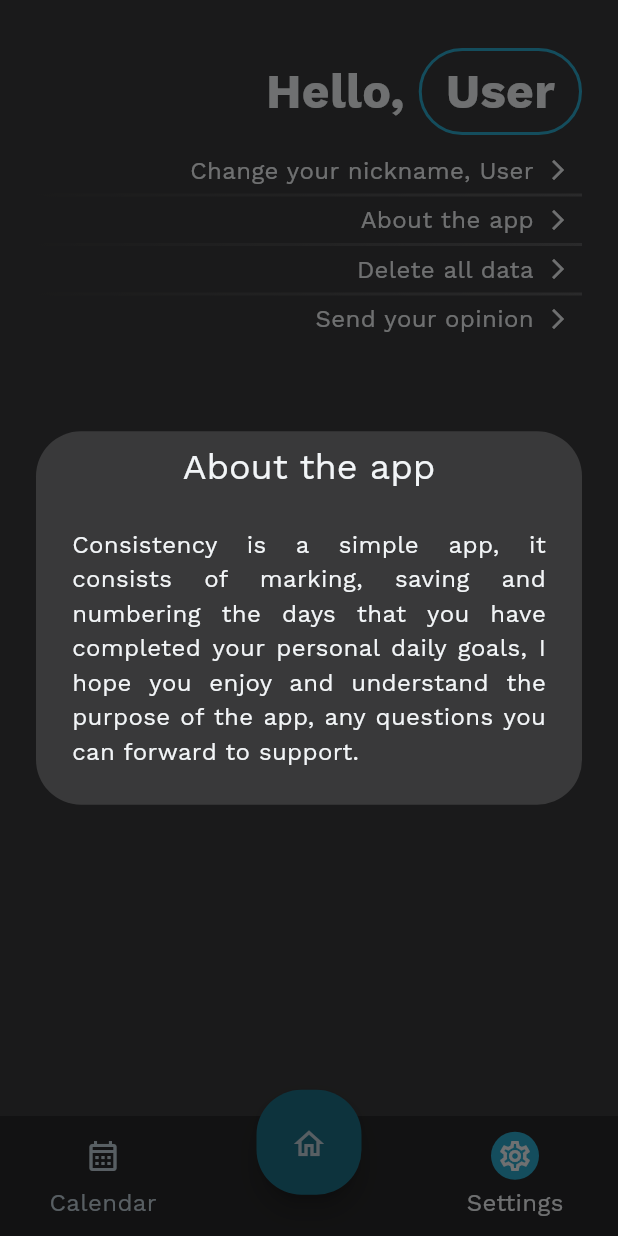
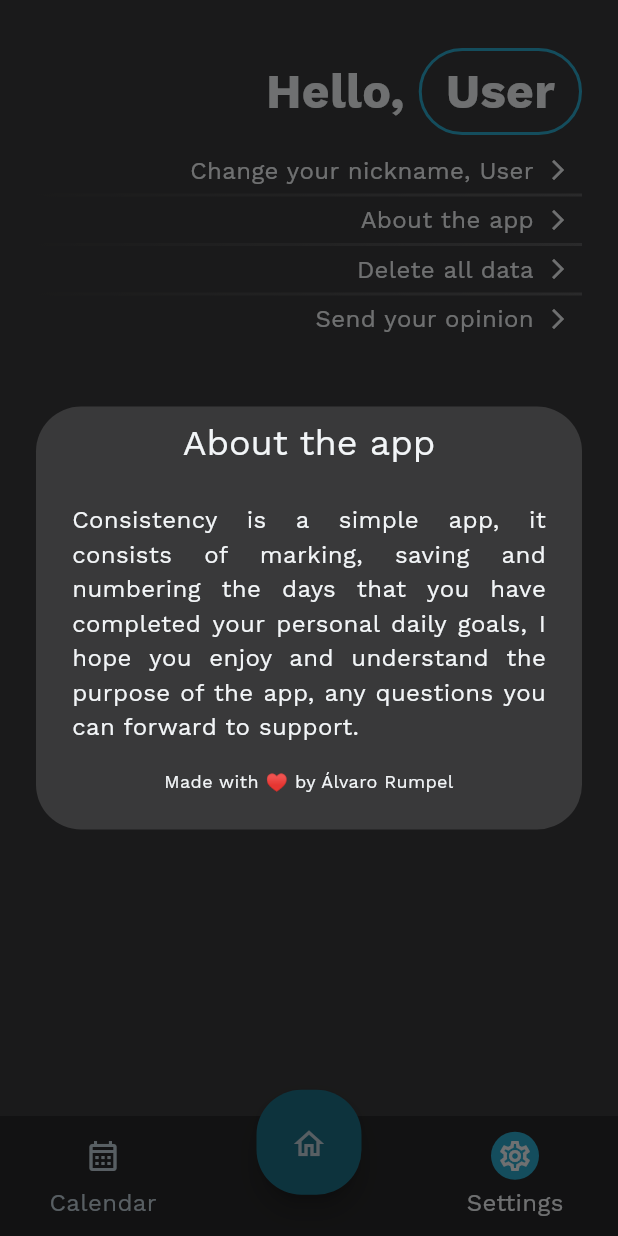
Before and after one commit to AlvaroRumpel/consistency, a Flutter app: the screen it shows after launch, item 3 of the bottom bar chosen, after a tap on "About the app", on a phone screen of 412 x 824 dp. Run offline on Flutter 3.47's test engine with Material 2 defaults, Android fonts, the phone set to English and light mode, and no system bars; our stand-ins replace flutter_calendar_carousel, shared_preferences, top_snackbar_flutter.

Commit message:
settings the launch version

```diff
--- a/lib/configs/theme.dart
+++ b/lib/configs/theme.dart
@@ -39,6 +39,9 @@ ThemeData theme = ThemeData(
     labelStyle: TextStyles.i.normalText,
     floatingLabelStyle: TextStyles.i.normalText,
     errorStyle: TextStyles.i.normalText.copyWith(color: AppColors.redColor),
+  ),
+  progressIndicatorTheme: const ProgressIndicatorThemeData(
+    color: AppColors.primaryColor,
   ),
   elevatedButtonTheme: ElevatedButtonThemeData(
     style: ElevatedButton.styleFrom(
--- a/lib/main.dart
+++ b/lib/main.dart
@@ -1,5 +1,6 @@
 import 'package:consistency/configs/theme.dart';
 import 'package:consistency/pages/skelenton.dart';
+import 'package:consistency/pages/splash_page.dart';
 import 'package:flutter/material.dart';
 
 void main() {
@@ -16,7 +17,11 @@ class MyApp extends StatelessWidget {
       debugShowCheckedModeBanner: false,
       darkTheme: theme,
       theme: theme,
-      home: const Skelenton(),
+      initialRoute: '/',
+      routes: {
+        '/': (context) => const SplashPage(),
+        '/skeleton': (context) => const Skelenton(),
+      },
     );
   }
 }
--- a/lib/pages/settings_page.dart
+++ b/lib/pages/settings_page.dart
@@ -5,6 +5,7 @@ import 'package:consistency/configs/text_styles.dart';
 import 'package:consistency/controllers/settings_controller.dart';
 import 'package:consistency/widgets/list_tile_custom.dart';
 import 'package:flutter/material.dart';
+import 'package:url_launcher/url_launcher.dart';
 
 class SettingsPage extends StatefulWidget {
   const SettingsPage({Key? key}) : super(key: key);
@@ -93,7 +94,19 @@ class _SettingsPageState extends State<SettingsPage> with MessagesMixin {
                   title: 'Delete all data',
                 ),
                 ListTileCustom(
-                  onTap: () {},
+                  onTap: () {
+                    launchUrl(
+                      Uri(
+                        scheme: 'mailto',
+                        path: 'alvaroRumpel@gmail.com',
+                        query: _encodeQueryParameters(
+                          <String, String>{
+                            'subject': 'Consistency App Opinion',
+                          },
+                        ),
+                      ),
+                    );
+                  },
                   bottom: true,
                   title: 'Send your opinion',
                 ),
@@ -103,6 +116,13 @@ class _SettingsPageState extends State<SettingsPage> with MessagesMixin {
         ],
       ),
     );
+  }
+
+  String? _encodeQueryParameters(Map<String, String> params) {
+    return params.entries
+        .map((MapEntry<String, String> e) =>
+            '${Uri.encodeComponent(e.key)}=${Uri.encodeComponent(e.value)}')
+        .join('&');
   }
 
   Future<String?> _changeNicknameBottomSheet(BuildContext context) async {
@@ -239,10 +259,23 @@ class _SettingsPageState extends State<SettingsPage> with MessagesMixin {
             style: context.textStyles.normalText.copyWith(fontSize: 24),
             textAlign: TextAlign.center,
           ),
-          content: Text(
-            'Consistency is a simple app, it consists of marking, saving and numbering the days that you have completed your personal daily goals, I hope you enjoy and understand the purpose of the app, any questions you can forward to support.',
-            style: context.textStyles.normalText,
-            textAlign: TextAlign.justify,
+          content: Column(
+            mainAxisSize: MainAxisSize.min,
+            children: [
+              Text(
+                'Consistency is a simple app, it consists of marking, saving and numbering the days that you have completed your personal daily goals, I hope you enjoy and understand the purpose of the app, any questions you can forward to support.',
+                style: context.textStyles.normalText,
+                textAlign: TextAlign.justify,
+              ),
+              const SizedBox(
+                height: 16,
+              ),
+              Text(
+                'Made with ♥ by Álvaro Rumpel',
+                style: context.textStyles.normalText.copyWith(fontSize: 12),
+                textAlign: TextAlign.center,
+              ),
+            ],
           ),
         );
       },
--- /dev/null
+++ b/lib/pages/splash_page.dart
@@ -0,0 +1,46 @@
+import 'package:consistency/configs/text_styles.dart';
+import 'package:flutter/material.dart';
+
+class SplashPage extends StatelessWidget {
+  const SplashPage({Key? key}) : super(key: key);
+
+  @override
+  Widget build(BuildContext context) {
+    Future.delayed(
+      const Duration(milliseconds: 1500),
+      () async {
+        Navigator.of(context).popAndPushNamed('/skeleton');
+      },
+    );
+
+    return Scaffold(
+      body: Column(
+        children: [
+          Expanded(
+            child: Center(
+              child: Stack(
+                alignment: Alignment.center,
+                children: [
+                  Image.asset('assets/images/Consistency.png', scale: 2),
+                  const SizedBox(
+                    height: 280,
+                    width: 280,
+                    child: CircularProgressIndicator(),
+                  ),
+                ],
+              ),
+            ),
+          ),
+          Text(
+            'Made with ♥ by Álvaro Rumpel',
+            style: context.textStyles.normalText,
+            textAlign: TextAlign.center,
+          ),
+          const SizedBox(
+            height: 16,
+          ),
+        ],
+      ),
+    );
+  }
+}
--- a/pubspec.yaml
+++ b/pubspec.yaml
@@ -38,6 +38,7 @@ dependencies:
   flutter_calendar_carousel: ^2.4.2
   shared_preferences: ^2.0.17
   top_snackbar_flutter: ^3.0.0+1
+  url_launcher: ^6.1.9
 
 dev_dependencies:
   flutter_test:
@@ -61,8 +62,8 @@ flutter:
   uses-material-design: true
 
   # To add assets to your application, add an assets section, like this:
-  # assets:
-  #   - images/a_dot_burr.jpeg
+  assets:
+    - assets/images/Consistency.png
   #   - images/a_dot_ham.jpeg
 
   # An image asset can refer to one or more resolution-specific "variants", see
```
Also changed, not shown: 1024.png (added), assets/images/Consistency.png (added), consistency-banner.png (added), play_store_512.png (added), pubspec.lock, 21 other files.
